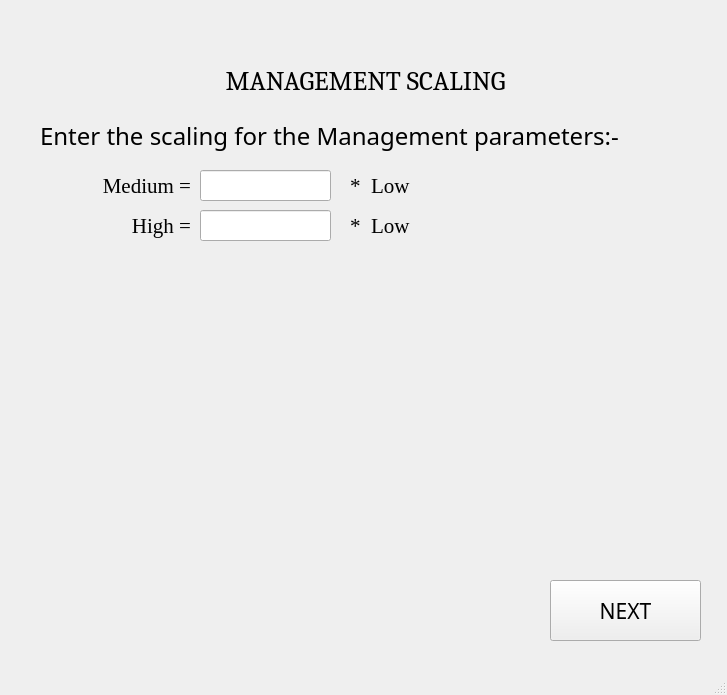
Qt form ui_files/management_scaling_screen.ui (yorozuya-2003/institutional_benchmarking_model) before a commit.
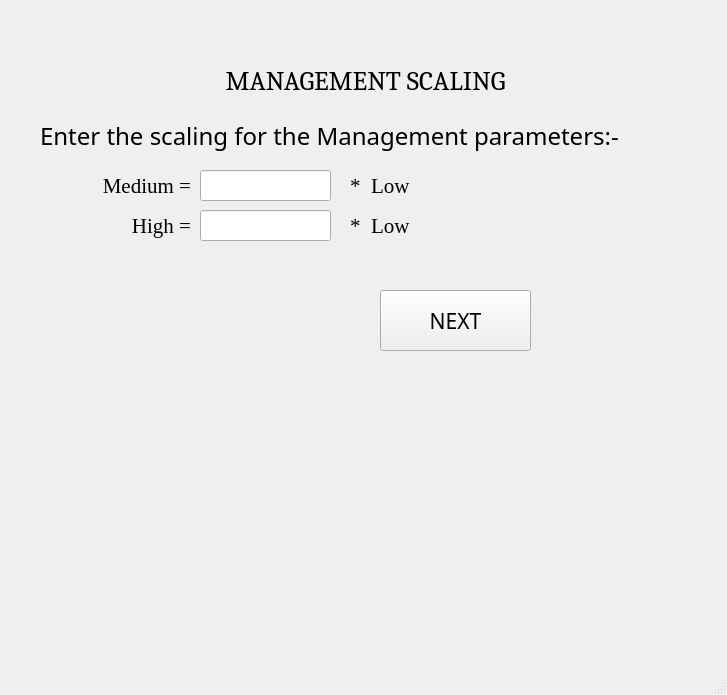
The same form after that commit.

What changed in the file:
```diff
--- a/ui_files/management_scaling_screen.ui
+++ b/ui_files/management_scaling_screen.ui
@@ -99,8 +99,8 @@
    <widget class="QPushButton" name="nextButton">
     <property name="geometry">
      <rect>
-      <x>550</x>
-      <y>580</y>
+      <x>380</x>
+      <y>290</y>
       <width>151</width>
       <height>61</height>
      </rect>
```
Left out of the diff: 2 changed lines with no effect on the pictures.
